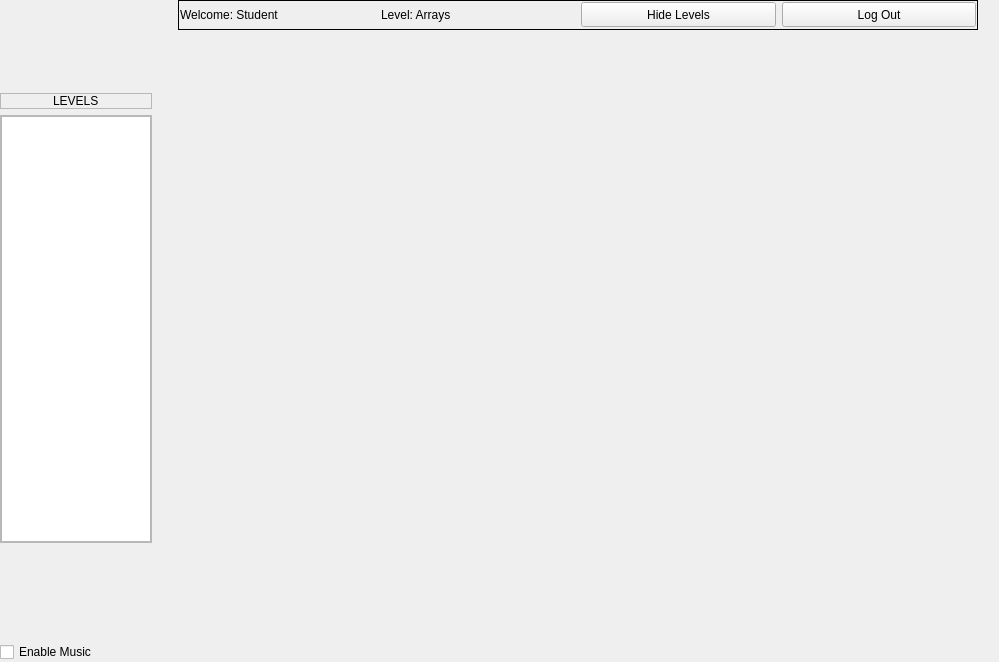
The window that Client/studwin.ui (DatabasesWorks/Stacked_EducationalPlatform) describes before a commit, drawn with Qt 5.
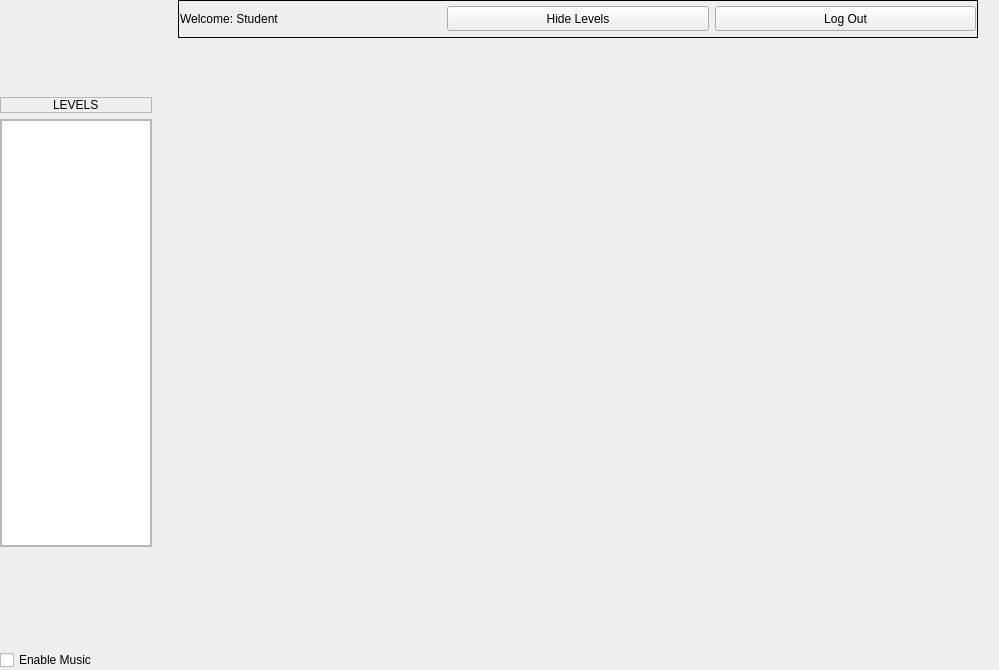
The same window after the commit.

Commit message: removed Levels label

The edit to the form file:
```diff
--- a/Client/studwin.ui
+++ b/Client/studwin.ui
@@ -10,7 +10,7 @@
     <x>0</x>
     <y>0</y>
     <width>999</width>
-    <height>661</height>
+    <height>670</height>
    </rect>
   </property>
   <property name="sizePolicy">
@@ -207,45 +207,6 @@
              </property>
              <item row="0" column="0">
               <layout class="QGridLayout" name="gridLayout_10">
-               <item row="0" column="3">
-                <widget class="QPushButton" name="logoutButton">
-                 <property name="minimumSize">
-                  <size>
-                   <width>80</width>
-                   <height>25</height>
-                  </size>
-                 </property>
-                 <property name="text">
-                  <string>Log Out</string>
-                 </property>
-                </widget>
-               </item>
-               <item row="0" column="1">
-                <widget class="QLabel" name="levelLabel">
-                 <property name="minimumSize">
-                  <size>
-                   <width>0</width>
-                   <height>25</height>
-                  </size>
-                 </property>
-                 <property name="text">
-                  <string>Level: Arrays</string>
-                 </property>
-                </widget>
-               </item>
-               <item row="0" column="2">
-                <widget class="QPushButton" name="hideButton">
-                 <property name="minimumSize">
-                  <size>
-                   <width>80</width>
-                   <height>25</height>
-                  </size>
-                 </property>
-                 <property name="text">
-                  <string>Hide Levels</string>
-                 </property>
-                </widget>
-               </item>
                <item row="0" column="0">
                 <widget class="QLabel" name="userLabel">
                  <property name="minimumSize">
@@ -259,6 +220,32 @@
                  </property>
                 </widget>
                </item>
+               <item row="0" column="1">
+                <widget class="QPushButton" name="hideButton">
+                 <property name="minimumSize">
+                  <size>
+                   <width>80</width>
+                   <height>25</height>
+                  </size>
+                 </property>
+                 <property name="text">
+                  <string>Hide Levels</string>
+                 </property>
+                </widget>
+               </item>
+               <item row="0" column="2">
+                <widget class="QPushButton" name="logoutButton">
+                 <property name="minimumSize">
+                  <size>
+                   <width>80</width>
+                   <height>25</height>
+                  </size>
+                 </property>
+                 <property name="text">
+                  <string>Log Out</string>
+                 </property>
+                </widget>
+               </item>
               </layout>
              </item>
             </layout>
```
